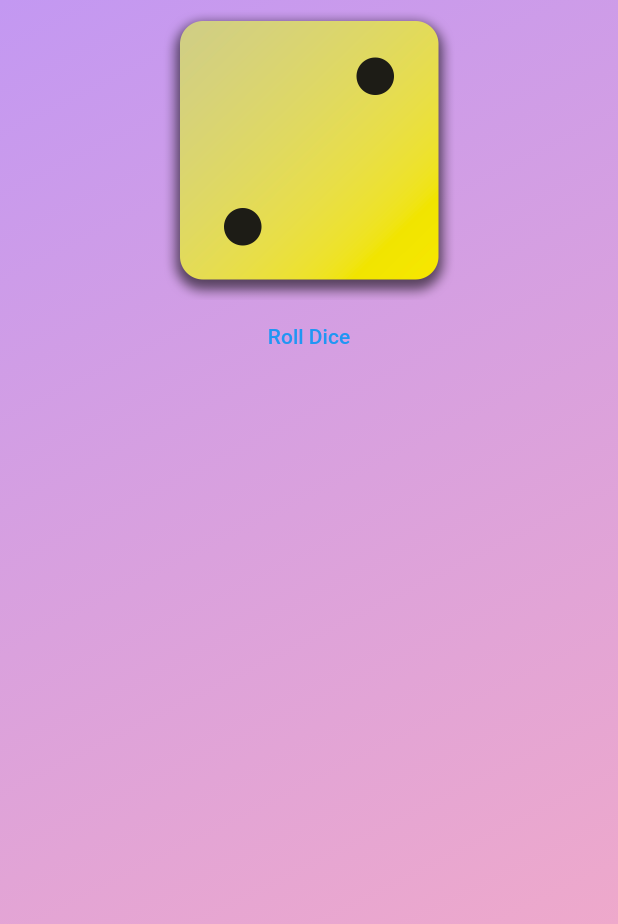
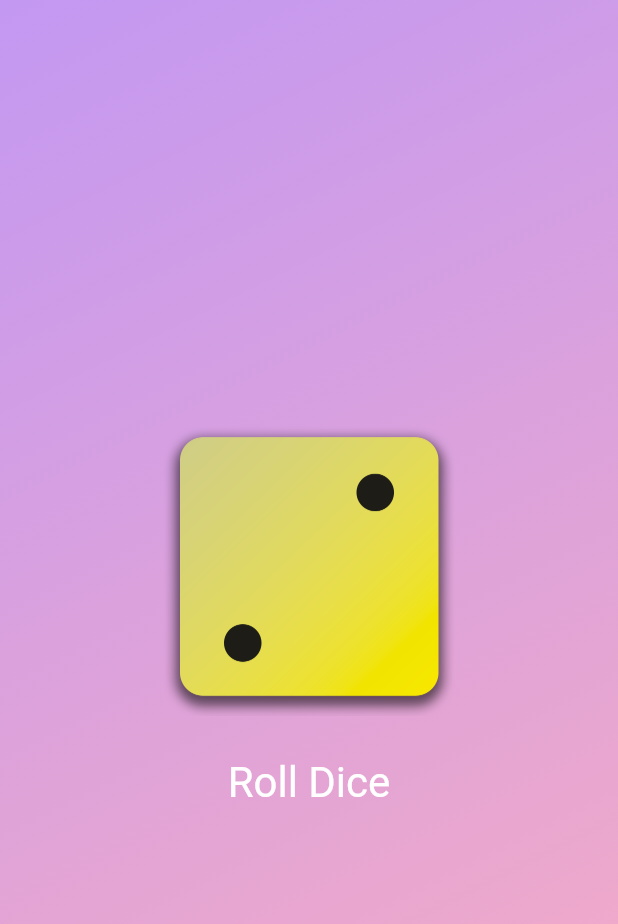
Before and after one commit to itsmartashub/flutter-01-rollthedice, a Flutter app: the screen it shows after launch, on a phone screen of 412 x 824 dp. Shown: the top 924 px of the screen. Run offline on Flutter 3.47's test engine with Material 2 defaults, Android fonts, the phone set to English and light mode, and no system bars.

Commit message:
02-034 stylin btns. padding || SizedBox

````diff
--- a/lib/gradient_container.dart
+++ b/lib/gradient_container.dart
@@ -118,7 +118,10 @@ class GradientContainer extends StatelessWidget {
         //       fontWeight: FontWeight.bold),
         // ),
         // child: StyledText('Helloooo brooo'),
+        /* * Column je ako ce imati u nejmu dva elementa koja su vertikalno postavljeni (jedan ispod drugog). Inace, Column zauzima citav vertikalan height, a da bismo centrirali vertikalno moramo da promenimo to da je on full height. Tu ce nam pomoci mainAxisSize */
         child: Column(
+          mainAxisSize: MainAxisSize
+              .min, // MainAxisSize | MainAxisSize.min | MainAxisSize.max. Ima tri vrednosti, difoltna je MainAxisSize, sto znaci da zauzima citav dostupan height. Mi zelimo MainAxisSize.min
           children: [
             Image.asset('assets/images/dice-2.png',
                 width:
@@ -127,13 +130,25 @@ class GradientContainer extends StatelessWidget {
             ``` ElevatedButton(onPressed: onPressed, child: child) // za dugme koje ima bg color i blagu senku
             ``` OutlinedButton(onPressed: onPressed, child: child) // dugme koje nema bg color vec samo border
             ``` TextButton(onPressed: onPressed, child: child) // dugme koje je ustv samo pressible text, tj text na koje moze da se klikne */
-            TextButton(onPressed: rollDice, child: Text('Roll Dice'))
+            const SizedBox(height: 20),
+            TextButton(
+                onPressed: rollDice,
+                style: TextButton.styleFrom(
+                    /* EdgeInsets.all(value) je space u svim stranama , ili EdgeInsets.only(top: value) za samo top padding. Elem, umesto ovog sa paddingom, da bismo dodali space izmedju slike u dugmeta mozemo koristiti i SizedBox(height: value) widget gore ispod Image.asset. Ali njime kao da dodajemo neki widget te visine, koji zapravo ne vidimo jer se u njemu ne nalazi nista, ali zauzima tu visinu koju smo definisali.
+
+                    To je ujedno i bitna razlika izmedju SizedBox i drugih widgeta, recimo Container, etc, koji zauzimaju height i width koliki im treba da bi fitovali sadrzaj unutar sebe. Recimo TExt widget je visok i sirok koliko god je potrebno da bi prikazao zadati text */
+                    // padding: const EdgeInsets.only(top: 20),
+                    foregroundColor: Colors.white,
+                    textStyle: const TextStyle(fontSize: 28)),
+                child: const Text('Roll Dice'))
             /* - child argument je jednostavniji, on samo zeli drugi widget koji ce biti wrapovan unutar ovog dugmeta, i tipicno to je Text() widget koji sadrzi text jelte.
             - onPressed argument je funkcija (ili null kao value) koja ce se izvrsiti kada se dugme klikne.
             U Dartu, funkcije su takodje objekti.
-            - I sad tu mozemo koristiti anonymus fn (){...} tj direkt tu da je pisemo, a mozemo i da kreiramo metod negde gore tipa nakon sto smo definisali final Color, rollDice() koja bi trebalo da bude void, jer se na click ne vraca nista. I onda za vrednost onPressed pisemo ime tog metoda, ali ne i zxagrade, dakle ne executujemo ga tu */
+            - I sad tu mozemo koristiti anonymus fn (){...} tj direkt tu da je pisemo, a mozemo i da kreiramo metod negde gore tipa nakon sto smo definisali final Color, rollDice() koja bi trebalo da bude void, jer se na click ne vraca nista. I onda za vrednost onPressed pisemo ime tog metoda, ali ne i zxagrade, dakle ne executujemo ga tu.
+
+            - mozemo dodati style argument, i pozeljno je da widget tj child argument bude poslednji */
           ],
-        ), //* Colument je ako ce imati u nejmu dva elementa koja su vertikalno postavljeni (jedan ispod drugog)
+        ),
       ),
     );
   }
````
